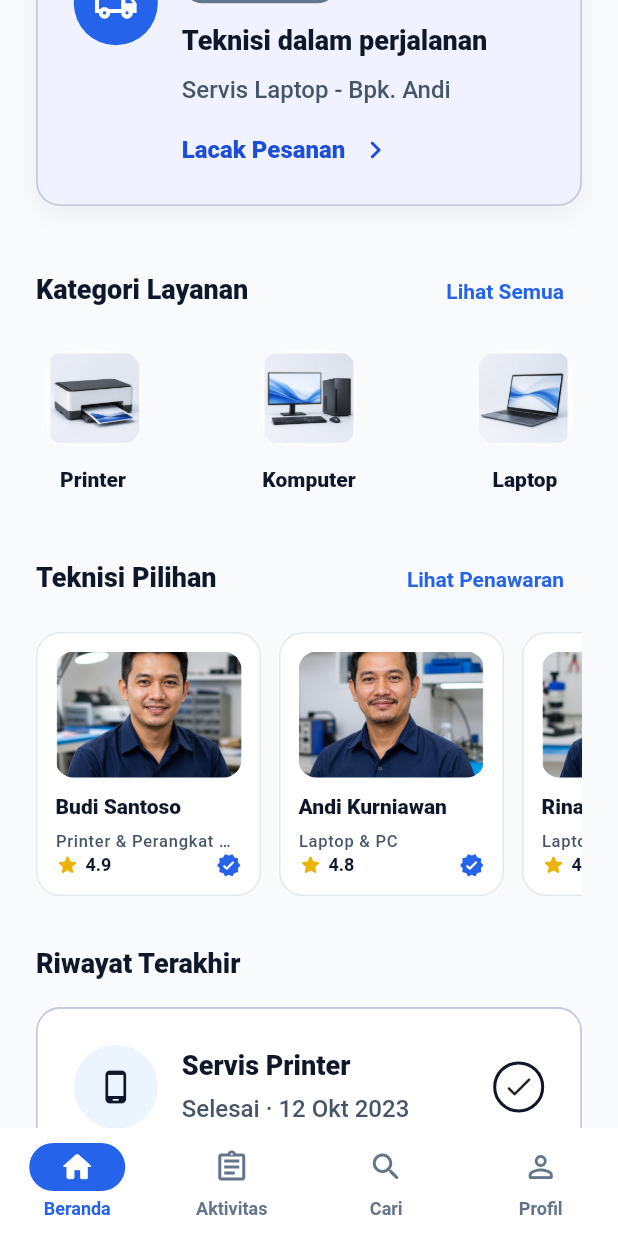
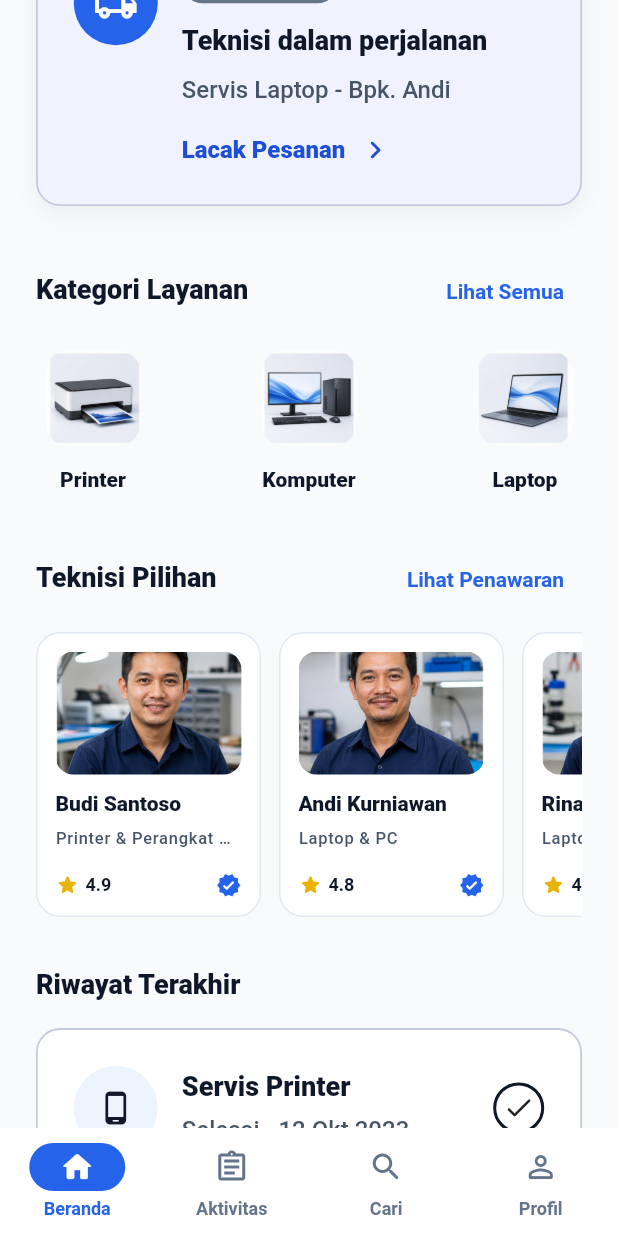
Before and after one commit to sandhypras/SiTeknisi_App, a Flutter app: the CustomerHomeScreen screen opened by its route, scrolled down 576 dp, on a phone screen of 412 x 824 dp. Run offline on Flutter 3.47's test engine with Material 3 defaults, Android fonts, the phone set to English and light mode, and no system bars; our stand-ins replace flutter_riverpod, go_router, image_picker, shared_preferences; accounts and stored records are empty.

Commit message:
fix(mobile): prevent technician card overflow

```diff
--- a/lib/features/customer/presentation/screens/customer_home_screen.dart
+++ b/lib/features/customer/presentation/screens/customer_home_screen.dart
@@ -112,7 +112,7 @@ class CustomerHomeScreen extends ConsumerWidget {
                   ),
                   const SizedBox(height: AppSpacing.sm),
                   SizedBox(
-                    height: 176,
+                    height: 190,
                     child: ListView.separated(
                       scrollDirection: Axis.horizontal,
                       itemCount: technicians.length,
@@ -472,7 +472,7 @@ class _FeaturedTechnicianCard extends StatelessWidget {
                   child: SafeImage(
                     assetPath: technician.imageAsset,
                     width: double.infinity,
-                    height: 84,
+                    height: 82,
                     fallbackIcon: Icons.person_rounded,
                   ),
                 ),
```
Also changed, not shown: 1 other file.
